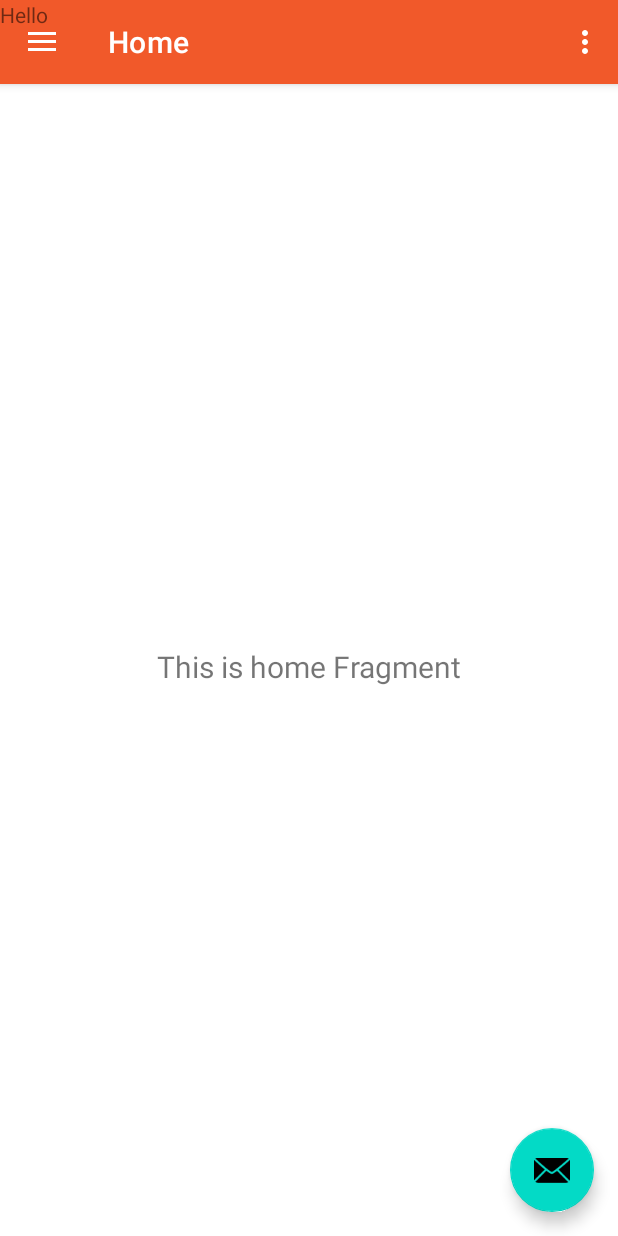
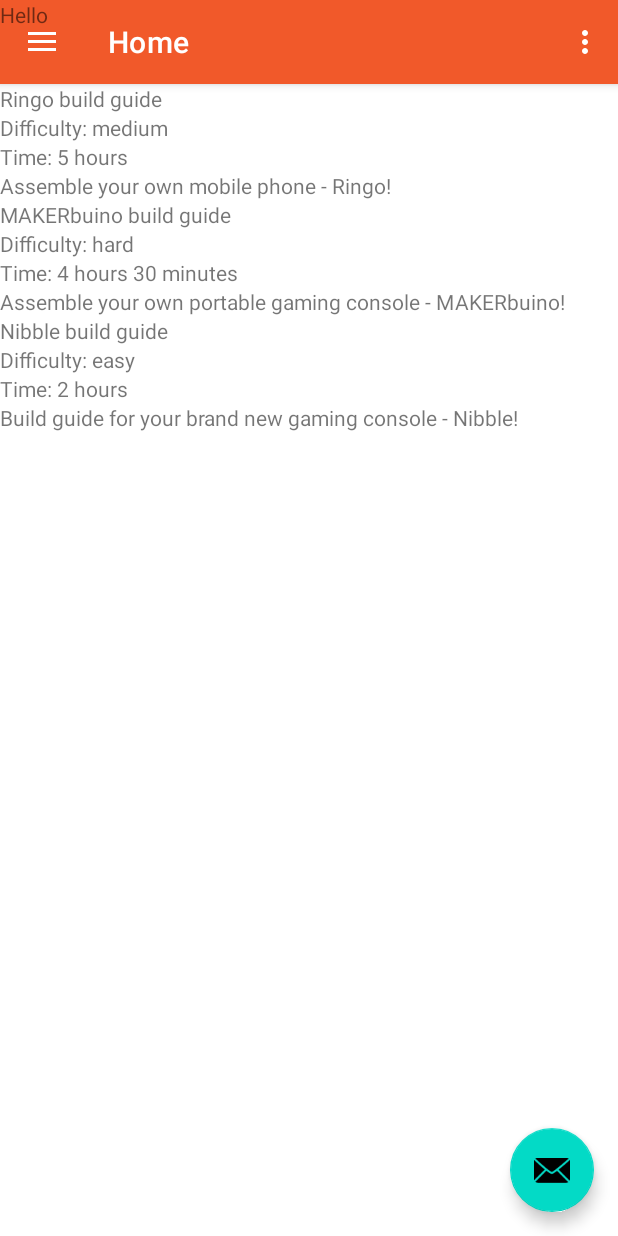
Before and after one commit to AIR-FOI-HR/AIR2010, an Android app: the screen it shows after launch (MainActivity), on a phone screen of 412 x 824 dp. Run offline under Robolectric (Android 15) with nearby library versions, the phone set to English and light mode, and no system bars; our stand-ins replace navigation-ui; 2 statements that could not run were skipped.

Commit message:
start to create the design

```diff
--- a/CircuitMessing/app/src/main/java/com/example/circuitmessing/MainActivity.kt
+++ b/CircuitMessing/app/src/main/java/com/example/circuitmessing/MainActivity.kt
@@ -13,8 +13,6 @@ import androidx.navigation.ui.setupWithNavController
 import androidx.drawerlayout.widget.DrawerLayout
 import androidx.appcompat.app.AppCompatActivity
 import androidx.appcompat.widget.Toolbar
-import com.escaper.escaper.utils.Preferences
-import com.escaper.escaper.utils.preferences
 
 class MainActivity : AppCompatActivity() {
 
@@ -25,7 +23,6 @@ class MainActivity : AppCompatActivity() {
         setContentView(R.layout.activity_main)
         val toolbar: Toolbar = findViewById(R.id.toolbar)
         setSupportActionBar(toolbar)
-
         val fab: FloatingActionButton = findViewById(R.id.fab)
         fab.setOnClickListener { view ->
             Snackbar.make(view, "Replace with your own action", Snackbar.LENGTH_LONG)
--- a/CircuitMessing/app/src/main/res/layout/fragment_home.xml
+++ b/CircuitMessing/app/src/main/res/layout/fragment_home.xml
@@ -1,22 +1,102 @@
 <?xml version="1.0" encoding="utf-8"?>
-<androidx.constraintlayout.widget.ConstraintLayout xmlns:android="http://schemas.android.com/apk/res/android"
+<LinearLayout xmlns:android="http://schemas.android.com/apk/res/android"
     xmlns:app="http://schemas.android.com/apk/res-auto"
     xmlns:tools="http://schemas.android.com/tools"
     android:layout_width="match_parent"
     android:layout_height="match_parent"
-    tools:context=".ui.home.HomeFragment">
+    tools:context=".ui.home.HomeFragment"
+    android:orientation="vertical">
 
-    <TextView
-        android:id="@+id/text_home"
-        android:layout_width="match_parent"
+    <LinearLayout
+        android:layout_width="wrap_content"
         android:layout_height="wrap_content"
-        android:layout_marginStart="8dp"
-        android:layout_marginTop="8dp"
-        android:layout_marginEnd="8dp"
-        android:textAlignment="center"
-        android:textSize="20sp"
-        app:layout_constraintBottom_toBottomOf="parent"
-        app:layout_constraintEnd_toEndOf="parent"
-        app:layout_constraintStart_toStartOf="parent"
-        app:layout_constraintTop_toTopOf="parent" />
-</androidx.constraintlayout.widget.ConstraintLayout>
+        android:orientation="horizontal">
+
+
+
+        <LinearLayout
+            android:layout_width="wrap_content"
+            android:layout_height="wrap_content"
+            android:orientation="vertical">
+            <TextView
+                android:layout_width="wrap_content"
+                android:layout_height="wrap_content"
+                android:text="@string/home_ringo_title"/>
+            <TextView
+                android:layout_width="wrap_content"
+                android:layout_height="wrap_content"
+                android:text="@string/home_ringo_difficulty"/>
+            <TextView
+                android:layout_width="wrap_content"
+                android:layout_height="wrap_content"
+                android:text="@string/home_ringo_time"/>
+            <TextView
+                android:layout_width="wrap_content"
+                android:layout_height="wrap_content"
+                android:text="@string/home_ringo_description"/>
+        </LinearLayout>
+
+    </LinearLayout>
+
+    <LinearLayout
+        android:layout_width="wrap_content"
+        android:layout_height="wrap_content"
+        android:orientation="horizontal">
+
+
+
+        <LinearLayout
+            android:layout_width="wrap_content"
+            android:layout_height="wrap_content"
+            android:orientation="vertical">
+            <TextView
+                android:layout_width="wrap_content"
+                android:layout_height="wrap_content"
+                android:text="@string/home_maker_title"/>
+            <TextView
+                android:layout_width="wrap_content"
+                android:layout_height="wrap_content"
+                android:text="@string/home_maker_difficulty"/>
+            <TextView
+                android:layout_width="wrap_content"
+                android:layout_height="wrap_content"
+                android:text="@string/home_maker_time"/>
+            <TextView
+                android:layout_width="wrap_content"
+                android:layout_height="wrap_content"
+                android:text="@string/home_maker_description"/>
+        </LinearLayout>
+
+    </LinearLayout>
+
+    <LinearLayout
+        android:layout_width="wrap_content"
+        android:layout_height="wrap_content"
+        android:orientation="horizontal">
+
+
+
+        <LinearLayout
+            android:layout_width="wrap_content"
+            android:layout_height="wrap_content"
+            android:orientation="vertical">
+            <TextView
+                android:layout_width="wrap_content"
+                android:layout_height="wrap_content"
+                android:text="@string/home_nibble_title"/>
+            <TextView
+                android:layout_width="wrap_content"
+                android:layout_height="wrap_content"
+                android:text="@string/home_nibble_difficulty"/>
+            <TextView
+                android:layout_width="wrap_content"
+                android:layout_height="wrap_content"
+                android:text="@string/home_nibble_time"/>
+            <TextView
+                android:layout_width="wrap_content"
+                android:layout_height="wrap_content"
+                android:text="@string/home_nibble_description"/>
+        </LinearLayout>
+
+    </LinearLayout>
+</LinearLayout>
--- a/CircuitMessing/app/src/main/res/values/strings.xml
+++ b/CircuitMessing/app/src/main/res/values/strings.xml
@@ -14,4 +14,27 @@
     <string name="page_title">CircuitMessing</string>
     <!-- TODO: Remove or change this placeholder text -->
     <string name="hello_blank_fragment">Hello blank fragment</string>
+
+
+
+    <!-- home fragment -->
+    <string name="home_ringo_title">Ringo build guide</string>
+    <string name="home_ringo_difficulty">Difficulty: medium</string>
+    <string name="home_ringo_time">Time: 5 hours</string>
+    <string name="home_ringo_description">Assemble your own mobile phone - Ringo!</string>
+
+
+
+    <string name="home_maker_title">MAKERbuino build guide</string>
+    <string name="home_maker_difficulty">Difficulty: hard</string>
+    <string name="home_maker_time">Time: 4 hours 30 minutes</string>
+    <string name="home_maker_description">Assemble your own portable gaming console - MAKERbuino!</string>
+
+
+    <string name="home_nibble_title">Nibble build guide</string>
+    <string name="home_nibble_difficulty">Difficulty: easy</string>
+    <string name="home_nibble_time">Time: 2 hours</string>
+    <string name="home_nibble_description">Build guide for your brand new gaming console - Nibble!</string>
+
+
 </resources>
```
